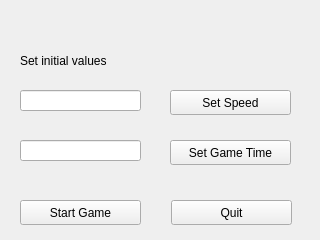
The window that Menu.ui (MateuszW99/Snake) describes before a commit, drawn with Qt 5.
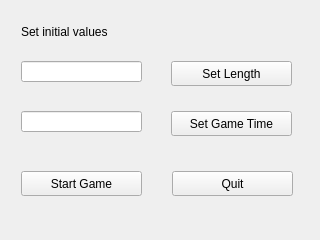
The same window after the commit.

Commit message: Change button names, add quit option

The edit to the form file:
```diff
--- a/Menu.ui
+++ b/Menu.ui
@@ -13,15 +13,9 @@
   <property name="windowTitle">
    <string>Form</string>
   </property>
+  <layout class="QHBoxLayout" name="horizontalLayout">
+   <item>
   <widget class="QWidget" name="centralwidget" native="true">
-   <property name="geometry">
-    <rect>
-     <x>10</x>
-     <y>40</y>
-     <width>292</width>
-     <height>195</height>
-    </rect>
-   </property>
    <widget class="QPushButton" name="speedButton">
     <property name="geometry">
      <rect>
@@ -32,7 +26,7 @@
      </rect>
     </property>
     <property name="text">
-     <string>Set Speed</string>
+       <string>Set Length</string>
     </property>
    </widget>
    <widget class="QPushButton" name="startGameButton">
@@ -120,6 +114,8 @@
     </property>
    </widget>
   </widget>
+   </item>
+  </layout>
  </widget>
  <resources/>
  <connections/>
```
Left out of the diff: 4 changed lines with no effect on the pictures. Lines whose indentation alone changed are shown as unchanged. The commit also changes 2 other files.
